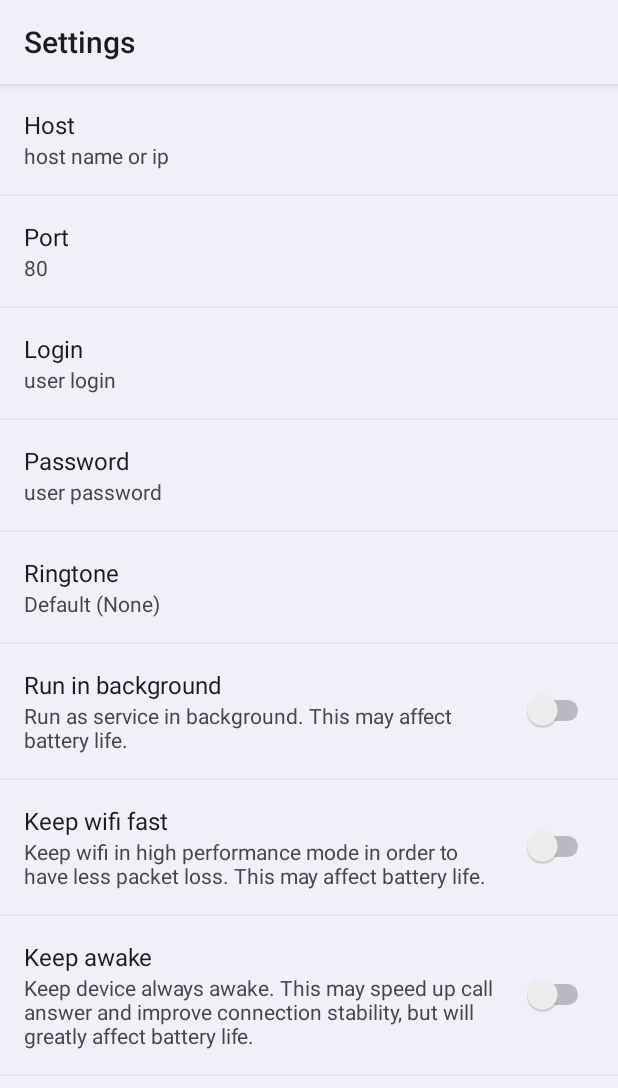
After one commit to kvaster/mobell, an Android app: the AppPreferenceActivity screen opened directly, with no data from a screen before it, on a phone screen of 412 x 824 dp. The commit adds this screen. Shown: the top 1088 px of the screen. Run offline under Robolectric (Android 15) with nearby library versions, the phone set to English and light mode, and no system bars.

Commit message:
Working on preferences... Preference screen is ready, but settings are not used yet.

```diff
--- a/app/src/main/AndroidManifest.xml
+++ b/app/src/main/AndroidManifest.xml
@@ -29,6 +29,10 @@
 
         </activity>
 
+        <activity android:name=".AppPreferenceActivity"
+                  android:theme="@style/SettingsTheme"
+                  android:label="@string/settings"/>
+
         <service android:name=".MobotixEventService"
                  android:enabled="true"
                  android:exported="false"
--- /dev/null
+++ b/app/src/main/java/com/kvaster/mobell/AppPreferenceActivity.java
@@ -0,0 +1,82 @@
+package com.kvaster.mobell;
+
+import android.content.SharedPreferences;
+import android.media.Ringtone;
+import android.media.RingtoneManager;
+import android.net.Uri;
+import android.os.Bundle;
+import android.preference.EditTextPreference;
+import android.preference.Preference;
+import android.preference.PreferenceActivity;
+import android.preference.PreferenceFragment;
+import android.preference.PreferenceScreen;
+import android.preference.RingtonePreference;
+import android.text.TextUtils;
+import android.view.inputmethod.EditorInfo;
+
+public class AppPreferenceActivity extends PreferenceActivity
+{
+    @Override
+    protected void onCreate(Bundle savedInstanceState)
+    {
+        super.onCreate(savedInstanceState);
+        getFragmentManager().beginTransaction().replace(android.R.id.content, new MyPreferenceFragment()).commit();
+    }
+
+    public static class MyPreferenceFragment extends PreferenceFragment implements Preference.OnPreferenceChangeListener
+    {
+        private SharedPreferences prefs;
+
+        @Override
+        public void onCreate(final Bundle savedInstanceState)
+        {
+            super.onCreate(savedInstanceState);
+            addPreferencesFromResource(R.xml.preferences);
+
+            prefs = getPreferenceManager().getSharedPreferences();
+
+            PreferenceScreen ps = getPreferenceScreen();
+            final int count = ps.getPreferenceCount();
+            for (int i = 0; i < count; i++)
+            {
+                Preference p = ps.getPreference(i);
+                p.setOnPreferenceChangeListener(this);
+                onPreferenceChange(ps.getPreference(i), prefs.getAll().get(p.getKey()));
+            }
+        }
+
+        @Override
+        public boolean onPreferenceChange(Preference pref, Object newValue)
+        {
+            if (pref instanceof EditTextPreference)
+            {
+                EditTextPreference p = (EditTextPreference)pref;
+                String v = (String)newValue;
+
+                if (TextUtils.isEmpty(v))
+                    p.setSummary(p.getEditText().getHint());
+                else if ((p.getEditText().getInputType() & EditorInfo.TYPE_MASK_VARIATION) == EditorInfo.TYPE_TEXT_VARIATION_PASSWORD)
+                    p.setSummary(R.string.p_pass_summary);
+                else
+                    p.setSummary(v);
+            }
+            else if (pref instanceof RingtonePreference)
+            {
+                RingtonePreference p = (RingtonePreference)pref;
+                String v = (String)newValue;
+
+                if (TextUtils.isEmpty(v))
+                {
+                    p.setSummary("none");
+                }
+                else
+                {
+                    Ringtone tone = RingtoneManager.getRingtone(getActivity(), Uri.parse(v));
+                    p.setSummary(tone == null ? "?" : tone.getTitle(getActivity()));
+                }
+            }
+
+            return true;
+        }
+    }
+}
--- /dev/null
+++ b/app/src/main/java/com/kvaster/mobell/AppPreferences.java
@@ -0,0 +1,8 @@
+package com.kvaster.mobell;
+
+public class AppPreferences
+{
+    public static final String HOST = "host";
+    public static final String PORT = "port";
+    public static final String RINGTONE = "ringtone";
+}
--- a/app/src/main/java/com/kvaster/mobell/MainActivity.java
+++ b/app/src/main/java/com/kvaster/mobell/MainActivity.java
@@ -172,11 +172,11 @@ public class MainActivity extends Activity
         }
     }
 
-    @Override
-    public void onBackPressed()
-    {
-        view.onBackButtonPressed();
-    }
+//    @Override
+//    public void onBackPressed()
+//    {
+//        view.onBackButtonPressed();
+//    }
 
     private void onCatch(Throwable t)
     {
--- a/app/src/main/java/com/kvaster/mobell/MobotixEventService.java
+++ b/app/src/main/java/com/kvaster/mobell/MobotixEventService.java
@@ -36,8 +36,8 @@ import static com.kvaster.mobell.JsonUtils.ja;
 
 public class MobotixEventService extends Service implements MxpegStreamer.Listener, CallService
 {
-    private static final long PING_MIN_DELAY = TimeUnit.SECONDS.toMillis(120);
-    private static final long READ_TIMEOUT = PING_MIN_DELAY + TimeUnit.SECONDS.toMillis(120);
+    private static final long PING_MIN_DELAY = TimeUnit.SECONDS.toMillis(60);
+    private static final long READ_TIMEOUT = PING_MIN_DELAY + TimeUnit.SECONDS.toMillis(90);
     private static final long RECONNECT_MIN_DELAY = TimeUnit.SECONDS.toMillis(1);
     private static final long RECONNECT_MAX_DELAY = TimeUnit.SECONDS.toMillis(60);
 
@@ -102,7 +102,7 @@ public class MobotixEventService extends Service implements MxpegStreamer.Listen
 
         // we need wifi lock to receive packest over wifi even in sleep mode
         wifiLock = ((WifiManager)Objects.requireNonNull(getApplicationContext().getSystemService(WIFI_SERVICE)))
-                .createWifiLock(WifiManager.WIFI_MODE_FULL, LOCK_TAG);
+                .createWifiLock(WifiManager.WIFI_MODE_FULL_HIGH_PERF, LOCK_TAG);
         wifiLock.setReferenceCounted(false);
         wifiLock.acquire();
 
--- a/app/src/main/java/com/kvaster/mobell/MxpegApp.java
+++ b/app/src/main/java/com/kvaster/mobell/MxpegApp.java
@@ -1,6 +1,7 @@
 package com.kvaster.mobell;
 
 import android.content.Context;
+import android.content.Intent;
 import android.graphics.Bitmap;
 import android.graphics.Canvas;
 import android.graphics.drawable.Drawable;
@@ -29,6 +30,8 @@ import static com.kvaster.mobell.AndroidUtils.TAG;
 
 public class MxpegApp implements GlApp, MxpegStreamer.Listener, AudioRecorderListener, CallService.Listener
 {
+    private Context ctx;
+
     private boolean needResume;
     private final MxpegStreamer streamer;
 
@@ -58,6 +61,8 @@ public class MxpegApp implements GlApp, MxpegStreamer.Listener, AudioRecorderLis
 
     public MxpegApp(Context ctx, String host, int port, String login, String password, DisplayMetrics displayMetrics)
     {
+        this.ctx = ctx;
+
         audioManager = Objects.requireNonNull((AudioManager)ctx.getSystemService(Context.AUDIO_SERVICE));
 
         try
@@ -479,7 +484,11 @@ public class MxpegApp implements GlApp, MxpegStreamer.Listener, AudioRecorderLis
     }
 
     private Action[] actions = {};
-    private Action settingsAction = new Action(() -> {}, Icon.SETTINGS);
+    private Action settingsAction = new Action(() -> {
+        Intent i = new Intent(ctx, AppPreferenceActivity.class);
+        ctx.startActivity(i);
+
+    }, Icon.SETTINGS);
     private Action sizeAction = new Action(() -> {
         scale = 1;
         panX = 0;
--- a/app/src/main/res/values/strings.xml
+++ b/app/src/main/res/values/strings.xml
@@ -1,3 +1,21 @@
 <resources>
     <string name="app_name">MoBell</string>
+    <string name="settings">Settings</string>
+
+    <string name="p_host">Host</string>
+    <string name="p_host_hint">host name or ip</string>
+    <string name="p_port">Port</string>
+    <string name="p_port_hint">port number</string>
+    <string name="p_login">Login</string>
+    <string name="p_login_hint">user login</string>
+    <string name="p_pass">Password</string>
+    <string name="p_pass_hint">user password</string>
+    <string name="p_pass_summary">***</string>
+    <string name="p_ringtone">Ringtone</string>
+    <string name="p_background">Run in background</string>
+    <string name="p_background_hint">Run as service in background. This may affect battery life.</string>
+    <string name="p_fast_wifi">Keep wifi fast</string>
+    <string name="p_fast_wifi_hint">Keep wifi in high performance mode in order to have less packet loss. This may affect battery life.</string>
+    <string name="p_wakelock">Keep awake</string>
+    <string name="p_wakelock_hint">Keep device always awake. This may speed up call answer and improve connection stability, but will greatly affect battery life.</string>
 </resources>
--- a/app/src/main/res/values/styles.xml
+++ b/app/src/main/res/values/styles.xml
@@ -1,15 +1,13 @@
 <resources>
 
-    <!-- Base application theme. -->
-    <!--
-    <style name="AppTheme" parent="Theme.AppCompat">
-        <item name="android:windowNoTitle">true</item>
-        <item name="android:windowActionBar">false</item>
-        <item name="android:windowFullscreen">true</item>
-        <item name="android:windowContentOverlay">@null</item>
+    <style name="AppTheme" parent="android:Theme.DeviceDefault.NoActionBar">
+        <!--<item name="windowNoTitle">true</item>-->
+        <!--<item name="android:windowActionBar">false</item>-->
+        <!--<item name="android:windowFullscreen">true</item>-->
+        <!--<item name="android:windowContentOverlay">@null</item>-->
     </style>
-    -->
 
-    <style name="AppTheme" parent="android:Theme.Black.NoTitleBar"/>
+    <style name="SettingsTheme" parent="android:Theme.DeviceDefault.Light">
+    </style>
 
 </resources>
--- /dev/null
+++ b/app/src/main/res/xml/preferences.xml
@@ -0,0 +1,60 @@
+<?xml version="1.0" encoding="utf-8"?>
+<PreferenceScreen xmlns:android="http://schemas.android.com/apk/res/android">
+
+    <EditTextPreference
+            android:key="host"
+            android:title="@string/p_host"
+            android:hint="@string/p_host_hint"
+    />
+
+    <EditTextPreference
+            android:key="port"
+            android:title="Port"
+            android:hint="port number"
+            android:numeric="integer"
+            android:defaultValue="80"
+    />
+
+    <EditTextPreference
+            android:key="login"
+            android:title="@string/p_login"
+            android:hint="@string/p_login_hint"
+    />
+
+    <EditTextPreference
+            android:key="password"
+            android:title="@string/p_pass"
+            android:hint="@string/p_pass_hint"
+            android:inputType="textPassword"
+    />
+
+    <RingtonePreference
+            android:key="ringtone"
+            android:title="@string/p_ringtone"
+            android:showDefault="true"
+            android:showSilent="true"
+            android:defaultValue="content://settings/system/ringtone"
+    />
+
+    <SwitchPreference
+            android:key="service_background"
+            android:title="@string/p_background"
+            android:summary="@string/p_background_hint"
+            android:defaultValue="false"
+    />
+
+    <SwitchPreference
+            android:key="service_fast_wifi"
+            android:title="@string/p_fast_wifi"
+            android:summary="@string/p_fast_wifi_hint"
+            android:defaultValue="false"
+    />
+
+    <SwitchPreference
+            android:key="service_wakelock"
+            android:title="@string/p_wakelock"
+            android:summary="@string/p_wakelock_hint"
+            android:defaultValue="false"
+    />
+
+</PreferenceScreen>
```
